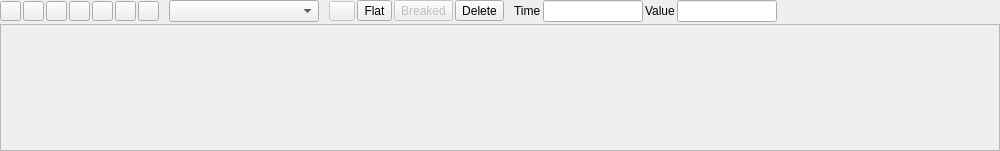
This is modules/editor/timeline/editor/timelineedit.ui in thunder-engine/thunder as Qt 5 draws it before an edit. The edited form follows.
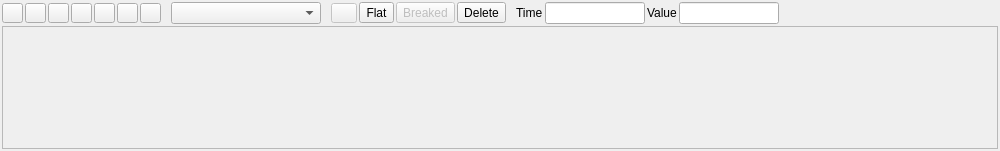
This is the edited form. Icons and pictures are not drawn. Custom widgets are drawn as their Qt base class.

Patch:
```diff
--- a/modules/editor/timeline/editor/timelineedit.ui
+++ b/modules/editor/timeline/editor/timelineedit.ui
@@ -18,16 +18,16 @@
     <number>2</number>
    </property>
    <property name="leftMargin">
-    <number>0</number>
+    <number>2</number>
    </property>
    <property name="topMargin">
-    <number>0</number>
+    <number>2</number>
    </property>
    <property name="rightMargin">
-    <number>0</number>
+    <number>2</number>
    </property>
    <property name="bottomMargin">
-    <number>0</number>
+    <number>2</number>
    </property>
    <item>
     <widget class="QWidget" name="toolBar" native="true">
```
Left out of the diff: 25 changed lines with no effect on the pictures.
